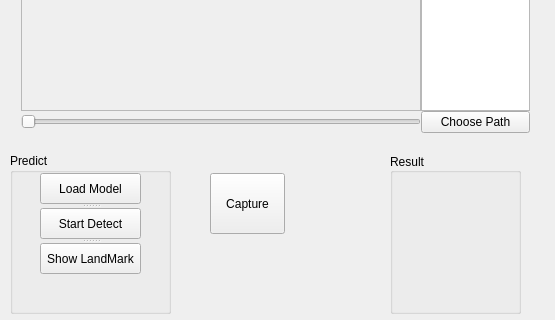
First picture: the form in Emotion_Detect/emotion_detect.ui, repository ShaunXia/Emotion_Recognition, before the edit; both pictures show x 0 to 555 and y 317 to 637 of the 555 by 637 pixel window.
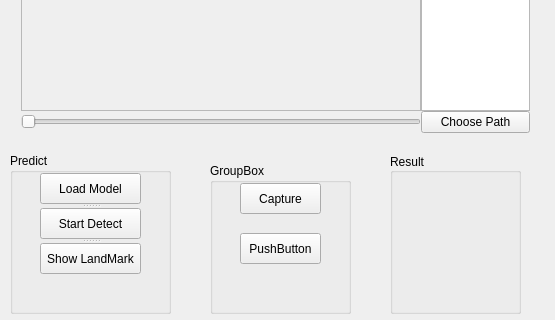
Second picture: the form after the edit.

What changed in the file:
```diff
--- a/Emotion_Detect/emotion_detect.ui
+++ b/Emotion_Detect/emotion_detect.ui
@@ -96,19 +96,6 @@
      </item>
     </layout>
    </widget>
-   <widget class="QPushButton" name="but_capture">
-    <property name="geometry">
-     <rect>
-      <x>210</x>
-      <y>490</y>
-      <width>75</width>
-      <height>61</height>
-     </rect>
-    </property>
-    <property name="text">
-     <string>Capture</string>
-    </property>
-   </widget>
    <widget class="QGroupBox" name="predict_control">
     <property name="enabled">
      <bool>true</bool>
@@ -184,6 +171,45 @@
      </layout>
     </widget>
    </widget>
+   <widget class="QGroupBox" name="groupBox">
+    <property name="geometry">
+     <rect>
+      <x>210</x>
+      <y>480</y>
+      <width>141</width>
+      <height>151</height>
+     </rect>
+    </property>
+    <property name="title">
+     <string>GroupBox</string>
+    </property>
+    <widget class="QPushButton" name="pushButton">
+     <property name="geometry">
+      <rect>
+       <x>30</x>
+       <y>70</y>
+       <width>81</width>
+       <height>31</height>
+      </rect>
+     </property>
+     <property name="text">
+      <string>PushButton</string>
+     </property>
+    </widget>
+    <widget class="QPushButton" name="but_capture">
+     <property name="geometry">
+      <rect>
+       <x>30</x>
+       <y>20</y>
+       <width>81</width>
+       <height>31</height>
+      </rect>
+     </property>
+     <property name="text">
+      <string>Capture</string>
+     </property>
+    </widget>
+   </widget>
   </widget>
  </widget>
  <layoutdefault spacing="6" margin="11"/>
```
